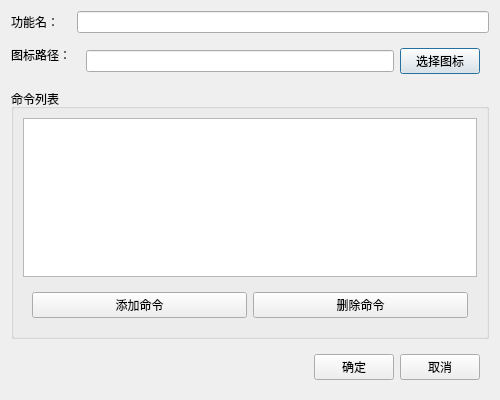
The window that ui/funcconfigdialog.ui (hoewllo/QuickStart) describes before a commit, drawn with Qt 5.
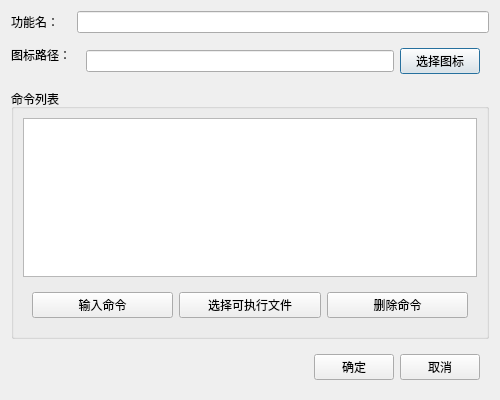
The same window after the commit.

What changed in the file:
```diff
--- a/ui/funcconfigdialog.ui
+++ b/ui/funcconfigdialog.ui
@@ -66,7 +66,20 @@
          <item>
           <widget class="QPushButton" name="addCmdBtn">
            <property name="text">
-            <string>添加命令</string>
+            <string>输入命令</string>
+           </property>
+           <property name="toolTip">
+            <string>输入任意命令行指令（如：notepad.exe、calc.exe、cmd /k \"echo Hello\"）</string>
+           </property>
+          </widget>
+         </item>
+         <item>
+          <widget class="QPushButton" name="selectExeBtn">
+        <property name="text">
+            <string>选择可执行文件</string>
+        </property>
+           <property name="toolTip">
+            <string>选择可执行文件（.exe、.bat、.sh等）</string>
            </property>
           </widget>
          </item>
```
Lines whose indentation alone changed are shown as unchanged.
